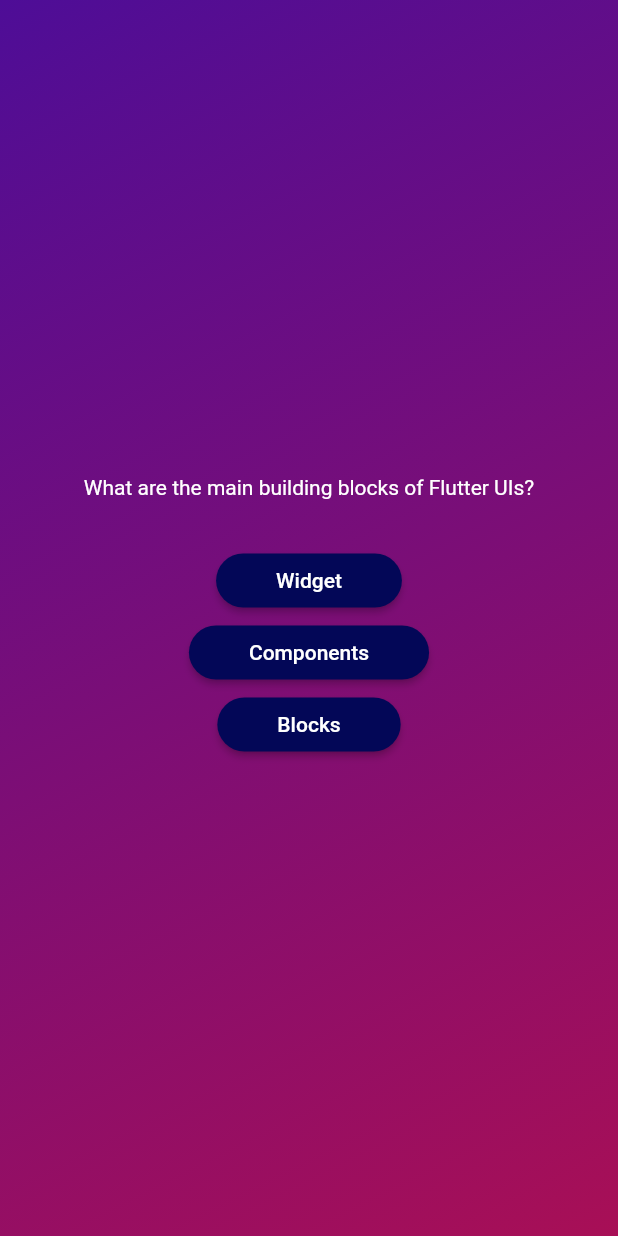
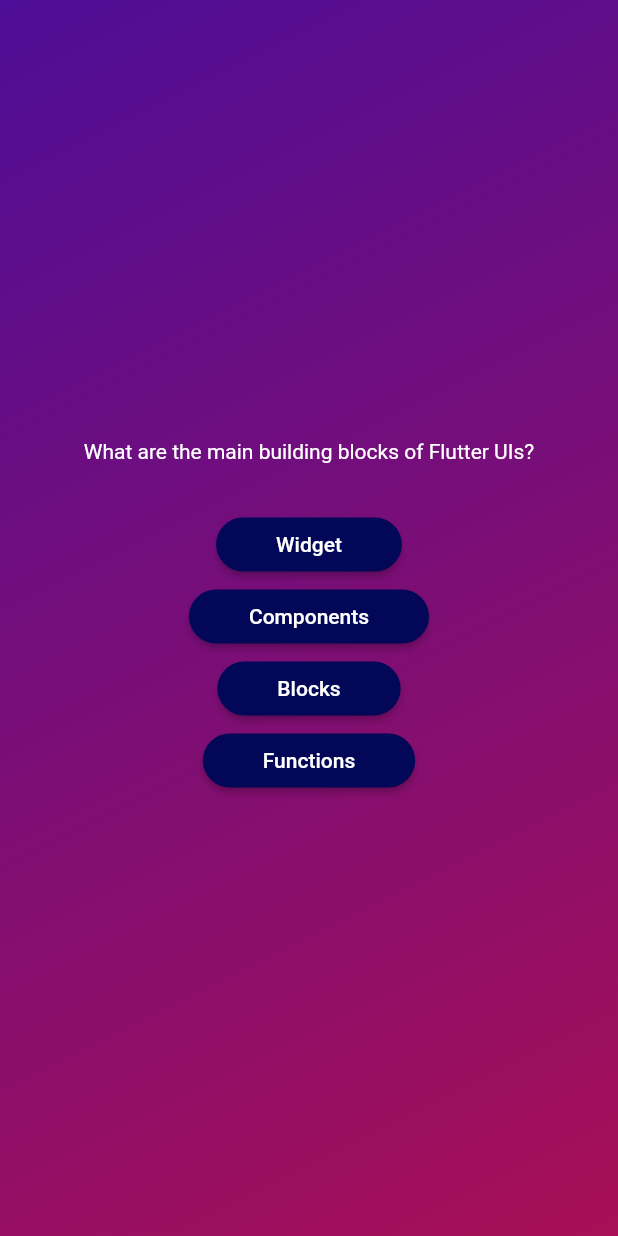
Before and after one commit to Pheak02/Basic_Flutter_Concepts, a Flutter app: the screen it shows after launch, after a tap on "Start Quiz", on a phone screen of 412 x 824 dp. Run offline on Flutter 3.47's test engine with Material 2 defaults, Android fonts, the phone set to English and light mode, and no system bars.

```diff
--- a/flutter_concepts/lib/question_screen.dart
+++ b/flutter_concepts/lib/question_screen.dart
@@ -28,18 +28,15 @@ class _QuestionScreenState extends State<QuestionScreen> {
             ),
           ),
           const SizedBox(height: 30),
-          AnswerButton(
-            answerText: currentQuestion.answers[0],
-            onTap: () {},
-          ),
-          AnswerButton(
-            answerText: currentQuestion.answers[1],
-            onTap: () {},
-          ),
-          AnswerButton(
-            answerText: currentQuestion.answers[2],
-            onTap: () {},
-          ),
+          //convert list of string to list of widget by using map() which allow to transform a value in a list to other value
+          ...currentQuestion.answers.map((answerItem) {
+            return AnswerButton(answerText: answerItem, onTap: (){});
+          })
+          /*... will added it as separate button in ,
+          since children just want widgets as values inside this list, but we create a nested list inside a children widget list
+          by using ... will pull each value out, of the iteratable, we spread list or iterable which is generated by map(), into a couple of individual values.
+          */
+
         ],
       ),
     );
```
